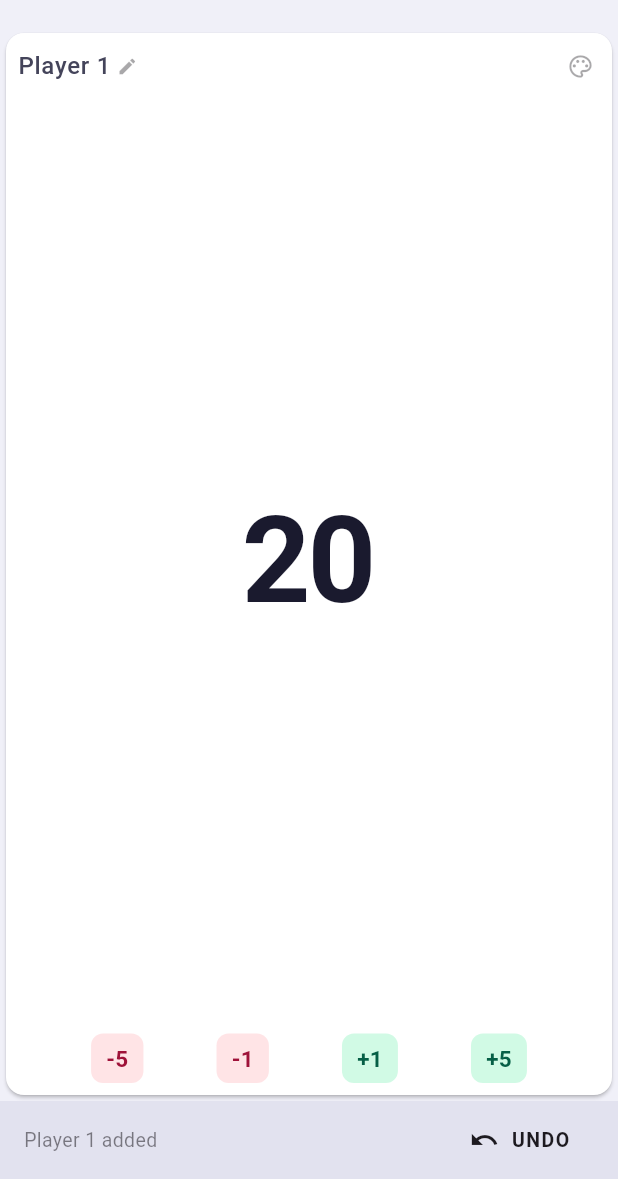
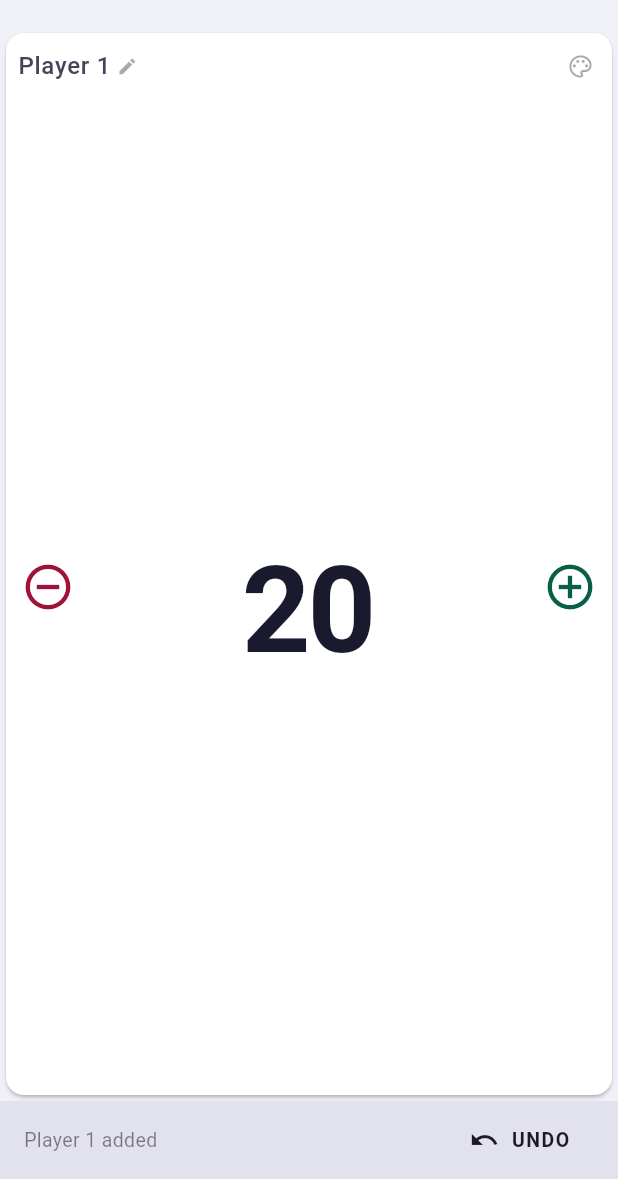
Before and after one commit to adamkea/mtg-lifetracker, a Flutter app: the GameScreen screen opened directly, after a tap on the "light mode" icon, after a tap on the "person add" icon, on a phone screen of 412 x 824 dp, the part 57-1236 px from its top. Run offline on Flutter 3.47's test engine with Material 3 defaults, Android fonts, the phone set to English and light mode, and no system bars; our stand-ins replace flutter_svg, shared_preferences; accounts and stored records are empty.

Commit message:
Redesign life controls: side +/- icons with delta indicator
Replace the four -5/-1/+1/+5 buttons at the bottom of each player card
with a single minus icon on the left and a plus icon on the right,
spanning the full height of the card body.

Each press still supports tap (apply once, push undo snapshot) and
hold (rapid-fire every 150 ms collapsing to one undo step).

A cumulative delta label now appears above the life counter when changes
are made, fading out 2 seconds after the last press.

Co-authored-by: adamkea <admkearney@gmail.com>
https://claude.ai/code/session_016oQ48MjHQHSow9o6xiwncw

```diff
--- a/lib/widgets/player_card.dart
+++ b/lib/widgets/player_card.dart
@@ -1,3 +1,5 @@
+import 'dart:async';
+
 import 'package:flutter/material.dart';
 import 'package:flutter_svg/flutter_svg.dart';
 import 'package:provider/provider.dart';
@@ -5,28 +7,59 @@ import 'package:provider/provider.dart';
 import '../models/mtg_color.dart';
 import '../models/player.dart';
 import '../models/game_state.dart';
-import 'life_control_button.dart';
 import 'mana_color_picker.dart';
 import 'player_name_dialog.dart';
 
 /// Displays one player's panel: name, life total, and life-change controls.
 ///
 /// The life total is rendered very large so it's readable from across a table.
-/// Double-tapping the player name opens the rename dialog.
-class PlayerCard extends StatelessWidget {
+/// Tapping the player name opens the rename dialog.
+/// Large minus/plus buttons flank the life total. Pressing them accumulates a
+/// delta that is shown above the life counter for 2 seconds then fades away.
+class PlayerCard extends StatefulWidget {
   final Player player;
 
   const PlayerCard({required this.player, super.key});
+
+  @override
+  State<PlayerCard> createState() => _PlayerCardState();
+}
+
+class _PlayerCardState extends State<PlayerCard> {
+  int _deltaAccumulator = 0;
+  bool _showDelta = false;
+  Timer? _deltaHideTimer;
+
+  void _onLifeChanged(int delta) {
+    setState(() {
+      _deltaAccumulator += delta;
+      _showDelta = true;
+    });
+    _deltaHideTimer?.cancel();
+    _deltaHideTimer = Timer(const Duration(seconds: 2), () {
+      if (mounted) {
+        setState(() {
+          _showDelta = false;
+          _deltaAccumulator = 0;
+        });
+      }
+    });
+  }
+
+  @override
+  void dispose() {
+    _deltaHideTimer?.cancel();
+    super.dispose();
+  }
 
   Color _cardColor(BuildContext context) {
     final isDark = Theme.of(context).brightness == Brightness.dark;
     final baseColor = isDark
         ? const Color(0xFF16213E)
         : const Color(0xFFFFFFFF);
-    if (player.colors.isEmpty) return baseColor;
-    // Blend each color's tint on top of the base sequentially.
+    if (widget.player.colors.isEmpty) return baseColor;
     var result = baseColor;
-    for (final c in player.colors) {
+    for (final c in widget.player.colors) {
       result = Color.alphaBlend(c.cardTint, result);
     }
     return result;
@@ -40,7 +73,7 @@ class PlayerCard extends StatelessWidget {
         borderRadius: BorderRadius.vertical(top: Radius.circular(16)),
       ),
       builder: (sheetContext) {
-        return _ColorPickerSheet(player: player);
+        return _ColorPickerSheet(player: widget.player);
       },
     );
   }
@@ -51,22 +84,30 @@ class PlayerCard extends StatelessWidget {
     final canRemove = gs.players.length > 1;
     final onSurface = Theme.of(context).colorScheme.onSurface;
     final subtleColor = onSurface.withOpacity(0.38);
+    final isDark = Theme.of(context).brightness == Brightness.dark;
+
+    final deltaSign = _deltaAccumulator > 0 ? '+' : '';
+    final deltaColor = _deltaAccumulator >= 0
+        ? (isDark ? Colors.greenAccent : const Color(0xFF065F46))
+        : (isDark ? Colors.redAccent : const Color(0xFF9F1239));
 
     return Card(
       margin: const EdgeInsets.all(4),
       color: _cardColor(context),
       shape: RoundedRectangleBorder(borderRadius: BorderRadius.circular(12)),
       child: Padding(
-        padding: const EdgeInsets.fromLTRB(8, 6, 8, 8),
+        padding: const EdgeInsets.fromLTRB(0, 6, 0, 8),
         child: Column(
           crossAxisAlignment: CrossAxisAlignment.stretch,
           children: [
-            // ── Header row: player name + remove button ───────────────────
-            Row(
+            // ── Header row: player name + icons ───────────────────────────
+            Padding(
+              padding: const EdgeInsets.symmetric(horizontal: 8),
+              child: Row(
                 children: [
                   Expanded(
                     child: GestureDetector(
-                    onTap: () => showPlayerNameDialog(context, player),
+                      onTap: () => showPlayerNameDialog(context, widget.player),
                       child: Padding(
                         padding: const EdgeInsets.symmetric(vertical: 4),
                         child: Row(
@@ -74,7 +115,7 @@ class PlayerCard extends StatelessWidget {
                           children: [
                             Flexible(
                               child: Text(
-                              player.name,
+                                widget.player.name,
                                 style: Theme.of(context).textTheme.titleMedium,
                                 overflow: TextOverflow.ellipsis,
                               ),
@@ -91,15 +132,15 @@ class PlayerCard extends StatelessWidget {
                     onTap: () => _showColorPicker(context),
                     child: Padding(
                       padding: const EdgeInsets.all(4),
-                    child: player.colors.isEmpty
+                      child: widget.player.colors.isEmpty
                           ? Icon(Icons.palette_outlined, size: 18, color: subtleColor)
-                        : _MiniColorIcons(colors: player.colors),
+                          : _MiniColorIcons(colors: widget.player.colors),
                     ),
                   ),
                   if (canRemove)
                     GestureDetector(
                       onTap: () =>
-                        context.read<GameState>().removePlayer(player.id),
+                          context.read<GameState>().removePlayer(widget.player.id),
                       child: Padding(
                         padding: const EdgeInsets.all(4),
                         child: Icon(Icons.close, size: 18, color: subtleColor),
@@ -107,31 +148,140 @@ class PlayerCard extends StatelessWidget {
                     ),
                 ],
               ),
+            ),
 
-            // ── Life total (large, centred) ────────────────────────────────
+            // ── Main area: minus button | life total + delta | plus button ─
             Expanded(
-              child: Center(
-                child: FittedBox(
+              child: Row(
+                crossAxisAlignment: CrossAxisAlignment.stretch,
+                children: [
+                  // ── Minus button ──────────────────────────────────────────
+                  _SideButton(
+                    playerId: widget.player.id,
+                    delta: -1,
+                    onDeltaChanged: _onLifeChanged,
+                  ),
+
+                  // ── Life total + delta indicator ──────────────────────────
+                  Expanded(
+                    child: Column(
+                      mainAxisAlignment: MainAxisAlignment.center,
+                      children: [
+                        // Delta indicator — fades in/out above the life counter
+                        AnimatedOpacity(
+                          opacity: _showDelta ? 1.0 : 0.0,
+                          duration: const Duration(milliseconds: 300),
+                          child: Text(
+                            '$deltaSign$_deltaAccumulator',
+                            style: TextStyle(
+                              color: deltaColor,
+                              fontSize: 22,
+                              fontWeight: FontWeight.bold,
+                            ),
+                          ),
+                        ),
+                        const SizedBox(height: 2),
+                        // Life total
+                        FittedBox(
                           fit: BoxFit.scaleDown,
                           child: Text(
-                    '${player.lifeTotal}',
+                            '${widget.player.lifeTotal}',
                             style: Theme.of(context).textTheme.displayLarge,
                           ),
                         ),
+                      ],
                     ),
                   ),
 
-            // ── Control buttons row ────────────────────────────────────────
-            Row(
-              mainAxisAlignment: MainAxisAlignment.spaceEvenly,
-              children: [
-                LifeControlButton(playerId: player.id, delta: -5),
-                LifeControlButton(playerId: player.id, delta: -1),
-                LifeControlButton(playerId: player.id, delta: 1),
-                LifeControlButton(playerId: player.id, delta: 5),
+                  // ── Plus button ───────────────────────────────────────────
+                  _SideButton(
+                    playerId: widget.player.id,
+                    delta: 1,
+                    onDeltaChanged: _onLifeChanged,
+                  ),
                 ],
               ),
+            ),
           ],
+        ),
+      ),
+    );
+  }
+}
+
+/// Full-height side button showing a minus or plus icon.
+///
+/// Behaves identically to the old [LifeControlButton]: a single tap applies
+/// [delta] once (with one undo snapshot); holding for 500 ms begins rapid-fire
+/// changes every 150 ms that collapse to the same snapshot.
+class _SideButton extends StatefulWidget {
+  final String playerId;
+  final int delta;
+  final ValueChanged<int> onDeltaChanged;
+
+  const _SideButton({
+    required this.playerId,
+    required this.delta,
+    required this.onDeltaChanged,
+  });
+
+  @override
+  State<_SideButton> createState() => _SideButtonState();
+}
+
+class _SideButtonState extends State<_SideButton> {
+  Timer? _holdTimer;
+
+  void _onTapDown(TapDownDetails _) {
+    final gs = context.read<GameState>();
+    gs.changeLife(widget.playerId, widget.delta);
+    widget.onDeltaChanged(widget.delta);
+
+    _holdTimer = Timer(const Duration(milliseconds: 500), () {
+      _holdTimer = Timer.periodic(const Duration(milliseconds: 150), (_) {
+        if (mounted) {
+          context.read<GameState>().changeLifeNoHistory(
+                widget.playerId,
+                widget.delta,
+              );
+          widget.onDeltaChanged(widget.delta);
+        }
+      });
+    });
+  }
+
+  void _cancel() {
+    _holdTimer?.cancel();
+    _holdTimer = null;
+  }
+
+  @override
+  void dispose() {
+    _cancel();
+    super.dispose();
+  }
+
+  @override
+  Widget build(BuildContext context) {
+    final isPositive = widget.delta > 0;
+    final isDark = Theme.of(context).brightness == Brightness.dark;
+
+    final iconColor = isPositive
+        ? (isDark ? Colors.greenAccent : const Color(0xFF065F46))
+        : (isDark ? Colors.redAccent : const Color(0xFF9F1239));
+
+    return GestureDetector(
+      onTapDown: _onTapDown,
+      onTapUp: (_) => _cancel(),
+      onTapCancel: _cancel,
+      child: SizedBox(
+        width: 56,
+        child: Center(
+          child: Icon(
+            isPositive ? Icons.add_circle_outline : Icons.remove_circle_outline,
+            color: iconColor,
+            size: 36,
+          ),
         ),
       ),
     );
```
Lines whose indentation alone changed are shown as unchanged.
